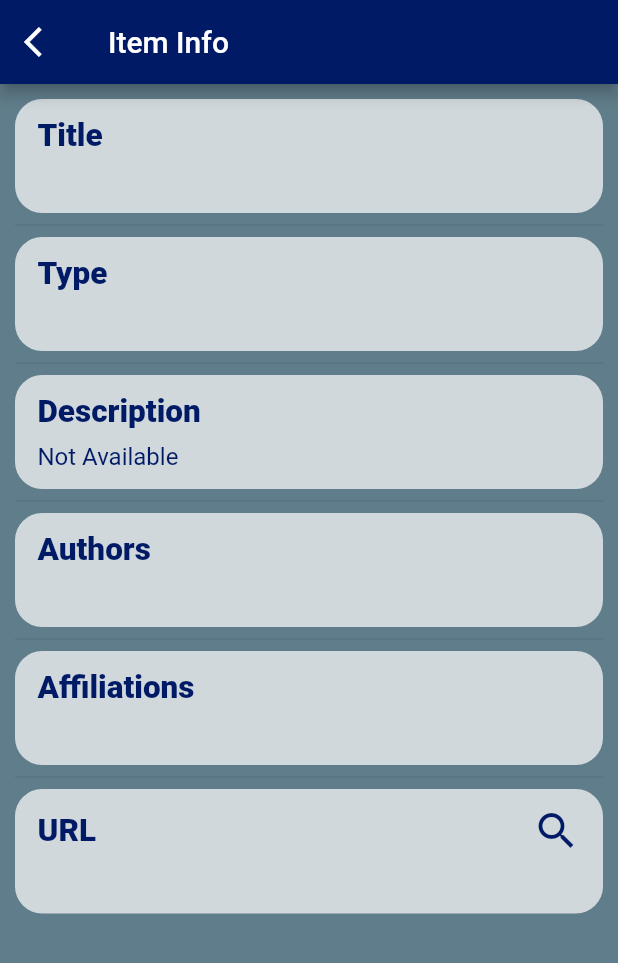
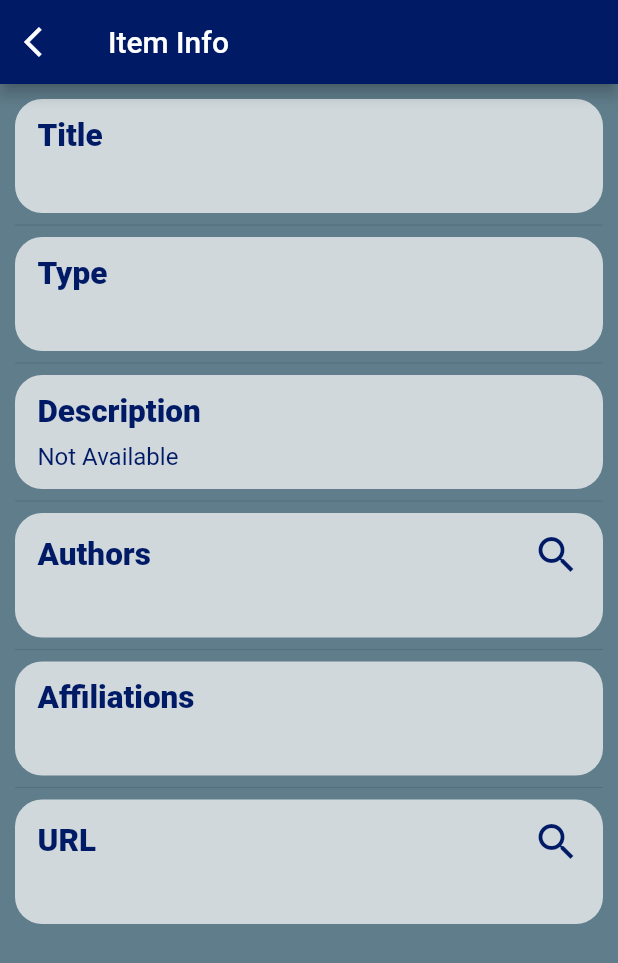
Before and after one commit to softeng-feup/open-cx-mr-simba, a Flutter app: the ItemScreen screen opened directly with empty values, on a phone screen of 412 x 824 dp. Shown: the top 963 px of the screen. Run offline on Flutter 3.47's test engine with Material 2 defaults, Android fonts, the phone set to English and light mode, and no system bars; our stand-ins replace args, convert, dots_indicator, flutter_blue, flutter_local_notifications, flutter_slidable and 1 more; accounts and stored records are empty.

Commit message:
Rly small fix

```diff
--- a/AMA/lib/view/screens/ItemScreen.dart
+++ b/AMA/lib/view/screens/ItemScreen.dart
@@ -50,7 +50,7 @@ class ItemScreen extends StatelessWidget {
                         arguments: peopleList);
                   },
                   child: GenericContainer(
-                      title: "Authors", text: item.peopleString),
+                      title: "Authors", text: item.peopleString, touchable: true),
                 ),
                 Divider(),
                 GenericContainer(
```
